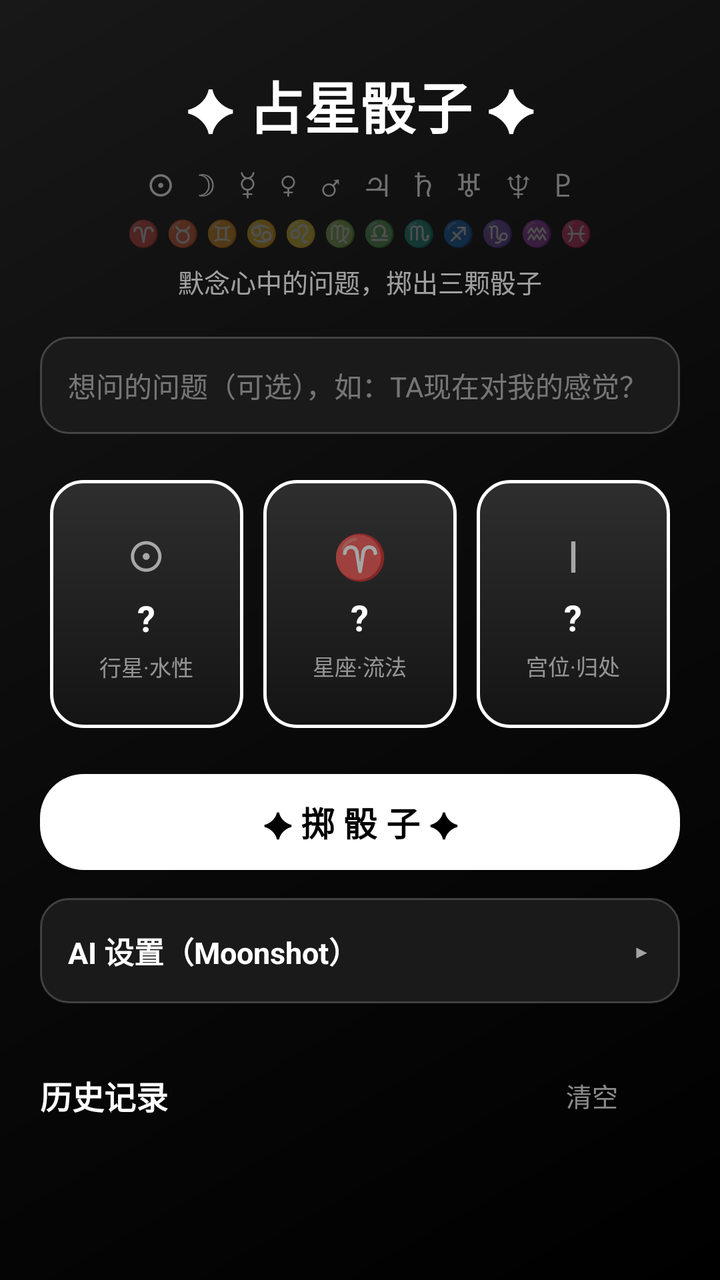
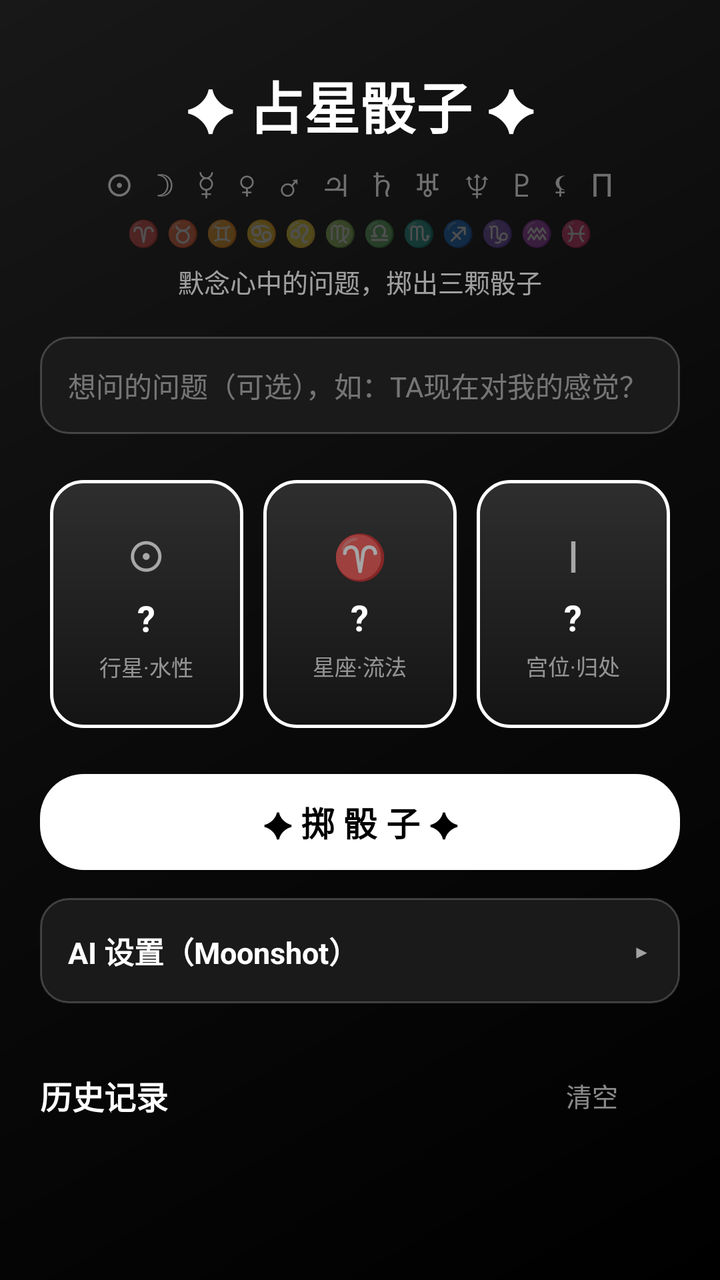

The first picture is an Android layout as it rendered before a commit; the second is the same layout after the commit. The layout source and the unified diff follow.
<!-- AndroidManifest.xml: application theme AppTheme -->
<!-- res/layout/activity_main.xml -->
<?xml version="1.0" encoding="utf-8"?>
<ScrollView xmlns:android="http://schemas.android.com/apk/res/android"
    android:id="@+id/main_scroll"
    android:layout_width="match_parent"
    android:layout_height="match_parent"
    android:fillViewport="true">

    <LinearLayout
        android:layout_width="match_parent"
        android:layout_height="wrap_content"
        android:orientation="vertical"
        android:padding="20dp">

        <TextView
            android:layout_width="wrap_content"
            android:layout_height="wrap_content"
            android:layout_gravity="center_horizontal"
            android:layout_marginTop="12dp"
            android:text="✦ 占星骰子 ✦"
            android:textColor="#FFFFFF"
            android:textSize="28sp"
            android:textStyle="bold" />

        <TextView
            android:layout_width="wrap_content"
            android:layout_height="wrap_content"
            android:layout_gravity="center_horizontal"
            android:layout_marginTop="8dp"
            android:text="☉   ☽   ☿   ♀   ♂   ♃   ♄   ♅   ♆   ♇"
            android:textColor="#66FFFFFF"
            android:textSize="16sp" />

        <TextView
            android:layout_width="wrap_content"
            android:layout_height="wrap_content"
            android:layout_gravity="center_horizontal"
            android:layout_marginTop="4dp"
            android:text="♈ ♉ ♊ ♋ ♌ ♍ ♎ ♏ ♐ ♑ ♒ ♓"
            android:textColor="#44FFFFFF"
            android:textSize="13sp" />

        <TextView
            android:layout_width="wrap_content"
            android:layout_height="wrap_content"
            android:layout_gravity="center_horizontal"
            android:layout_marginTop="6dp"
            android:text="默念心中的问题，掷出三颗骰子"
            android:textColor="#99FFFFFF"
            android:textSize="13sp" />

        <EditText
            android:id="@+id/et_question"
            android:layout_width="match_parent"
            android:layout_height="wrap_content"
            android:layout_marginTop="18dp"
            android:background="@drawable/card_bg"
            android:hint="想问的问题（可选），如：TA现在对我的感觉？"
            android:padding="14dp"
            android:textColor="#FFFFFF"
            android:textColorHint="#66FFFFFF"
            android:textSize="14sp" />

        <LinearLayout
            android:layout_width="match_parent"
            android:layout_height="wrap_content"
            android:layout_marginTop="18dp"
            android:orientation="horizontal">

            <LinearLayout
                android:layout_width="0dp"
                android:layout_height="124dp"
                android:layout_margin="5dp"
                android:layout_weight="1"
                android:background="@drawable/dice_bg"
                android:gravity="center"
                android:orientation="vertical">

                <TextView
                    android:id="@+id/dice_planet_glyph"
                    android:layout_width="wrap_content"
                    android:layout_height="wrap_content"
                    android:text="☉"
                    android:textColor="#99FFFFFF"
                    android:textSize="22sp" />

                <TextView
                    android:id="@+id/dice_planet"
                    android:layout_width="wrap_content"
                    android:layout_height="wrap_content"
                    android:layout_marginTop="4dp"
                    android:text="?"
                    android:textColor="#FFFFFF"
                    android:textSize="18sp"
                    android:textStyle="bold" />

                <TextView
                    android:layout_width="wrap_content"
                    android:layout_height="wrap_content"
                    android:layout_marginTop="4dp"
                    android:text="行星·水性"
                    android:textColor="#88FFFFFF"
                    android:textSize="11sp" />
            </LinearLayout>

            <LinearLayout
                android:layout_width="0dp"
                android:layout_height="124dp"
                android:layout_margin="5dp"
                android:layout_weight="1"
                android:background="@drawable/dice_bg"
                android:gravity="center"
                android:orientation="vertical">

                <TextView
                    android:id="@+id/dice_sign_glyph"
                    android:layout_width="wrap_content"
                    android:layout_height="wrap_content"
                    android:text="♈"
                    android:textColor="#99FFFFFF"
                    android:textSize="22sp" />

                <TextView
                    android:id="@+id/dice_sign"
                    android:layout_width="wrap_content"
                    android:layout_height="wrap_content"
                    android:layout_marginTop="4dp"
                    android:text="?"
                    android:textColor="#FFFFFF"
                    android:textSize="18sp"
                    android:textStyle="bold" />

                <TextView
                    android:layout_width="wrap_content"
                    android:layout_height="wrap_content"
                    android:layout_marginTop="4dp"
                    android:text="星座·流法"
                    android:textColor="#88FFFFFF"
                    android:textSize="11sp" />
            </LinearLayout>

            <LinearLayout
                android:layout_width="0dp"
                android:layout_height="124dp"
                android:layout_margin="5dp"
                android:layout_weight="1"
                android:background="@drawable/dice_bg"
                android:gravity="center"
                android:orientation="vertical">

                <TextView
                    android:id="@+id/dice_house_glyph"
                    android:layout_width="wrap_content"
                    android:layout_height="wrap_content"
                    android:text="Ⅰ"
                    android:textColor="#99FFFFFF"
                    android:textSize="22sp" />

                <TextView
                    android:id="@+id/dice_house"
                    android:layout_width="wrap_content"
                    android:layout_height="wrap_content"
                    android:layout_marginTop="4dp"
                    android:text="?"
                    android:textColor="#FFFFFF"
                    android:textSize="18sp"
                    android:textStyle="bold" />

                <TextView
                    android:layout_width="wrap_content"
                    android:layout_height="wrap_content"
                    android:layout_marginTop="4dp"
                    android:text="宫位·归处"
                    android:textColor="#88FFFFFF"
                    android:textSize="11sp" />
            </LinearLayout>
        </LinearLayout>

        <Button
            android:id="@+id/btn_roll"
            android:layout_width="match_parent"
            android:layout_height="wrap_content"
            android:layout_marginTop="18dp"
            android:background="@drawable/btn_bg"
            android:text="✦ 掷 骰 子 ✦"
            android:textColor="#000000"
            android:textSize="17sp"
            android:textStyle="bold" />

        <LinearLayout
            android:id="@+id/result_card"
            android:layout_width="match_parent"
            android:layout_height="wrap_content"
            android:layout_marginTop="18dp"
            android:background="@drawable/card_bg"
            android:orientation="vertical"
            android:padding="16dp"
            android:visibility="gone">

            <TextView
                android:id="@+id/tv_result_title"
                android:layout_width="match_parent"
                android:layout_height="wrap_content"
                android:textColor="#FFFFFF"
                android:textSize="18sp"
                android:textStyle="bold" />

            <TextView
                android:id="@+id/tv_result_body"
                android:layout_width="match_parent"
                android:layout_height="wrap_content"
                android:layout_marginTop="10dp"
                android:lineSpacingExtra="4dp"
                android:textColor="#E8E8E8"
                android:textSize="14sp" />
        </LinearLayout>

        <LinearLayout
            android:layout_width="match_parent"
            android:layout_height="wrap_content"
            android:layout_marginTop="14dp"
            android:background="@drawable/card_bg"
            android:orientation="vertical"
            android:padding="14dp">

            <LinearLayout
                android:id="@+id/ai_settings_header"
                android:layout_width="match_parent"
                android:layout_height="wrap_content"
                android:background="@android:color/transparent"
                android:gravity="center_vertical"
                android:orientation="horizontal">

                <TextView
                    android:layout_width="0dp"
                    android:layout_height="wrap_content"
                    android:layout_weight="1"
                    android:text="AI 设置（Moonshot）"
                    android:textColor="#FFFFFF"
                    android:textSize="15sp"
                    android:textStyle="bold" />

                <TextView
                    android:id="@+id/ai_settings_arrow"
                    android:layout_width="wrap_content"
                    android:layout_height="wrap_content"
                    android:paddingStart="10dp"
                    android:paddingEnd="2dp"
                    android:text="▸"
                    android:textColor="#99FFFFFF"
                    android:textSize="18sp" />
            </LinearLayout>

            <LinearLayout
                android:id="@+id/ai_settings_body"
                android:layout_width="match_parent"
                android:layout_height="wrap_content"
                android:orientation="vertical"
                android:visibility="gone">

            <EditText
                android:id="@+id/et_api_base"
                android:layout_width="match_parent"
                android:layout_height="wrap_content"
                android:layout_marginTop="10dp"
                android:background="@drawable/card_bg"
                android:hint="API 地址，默认 https://api.moonshot.cn/v1"
                android:padding="10dp"
                android:textColor="#FFFFFF"
                android:textColorHint="#66FFFFFF"
                android:textSize="13sp" />

            <EditText
                android:id="@+id/et_api_key"
                android:layout_width="match_parent"
                android:layout_height="wrap_content"
                android:layout_marginTop="8dp"
                android:background="@drawable/card_bg"
                android:hint="API Key（sk-...）"
                android:padding="10dp"
                android:textColor="#FFFFFF"
                android:textColorHint="#66FFFFFF"
                android:textSize="13sp" />

            <EditText
                android:id="@+id/et_api_model"
                android:layout_width="match_parent"
                android:layout_height="wrap_content"
                android:layout_marginTop="8dp"
                android:background="@drawable/card_bg"
                android:hint="模型，默认 kimi-k2.6"
                android:padding="10dp"
                android:textColor="#FFFFFF"
                android:textColorHint="#66FFFFFF"
                android:textSize="13sp" />

            <LinearLayout
                android:layout_width="match_parent"
                android:layout_height="wrap_content"
                android:layout_marginTop="10dp"
                android:orientation="horizontal">

                <Button
                    android:id="@+id/btn_save_api"
                    android:layout_width="0dp"
                    android:layout_height="wrap_content"
                    android:layout_marginEnd="6dp"
                    android:layout_weight="1"
                    android:background="@drawable/btn_bg"
                    android:text="保存设置"
                    android:textColor="#000000"
                    android:textSize="13sp" />

                <Button
                    android:id="@+id/btn_test_api"
                    android:layout_width="0dp"
                    android:layout_height="wrap_content"
                    android:layout_marginStart="6dp"
                    android:layout_weight="1"
                    android:background="@drawable/btn_bg_outline"
                    android:text="测试 API"
                    android:textColor="#FFFFFF"
                    android:textSize="13sp" />
            </LinearLayout>

            <TextView
                android:id="@+id/tv_api_status"
                android:layout_width="match_parent"
                android:layout_height="wrap_content"
                android:layout_marginTop="8dp"
                android:textColor="#99FFFFFF"
                android:textSize="12sp" />
            </LinearLayout>
        </LinearLayout>

        <LinearLayout
            android:layout_width="match_parent"
            android:layout_height="wrap_content"
            android:layout_marginTop="22dp"
            android:gravity="center_vertical"
            android:orientation="horizontal">

            <TextView
                android:layout_width="0dp"
                android:layout_height="wrap_content"
                android:layout_weight="1"
                android:text="历史记录"
                android:textColor="#FFFFFF"
                android:textSize="16sp"
                android:textStyle="bold" />

            <Button
                android:id="@+id/btn_clear_history"
                android:layout_width="wrap_content"
                android:layout_height="wrap_content"
                android:background="@android:color/transparent"
                android:text="清空"
                android:textColor="#88FFFFFF"
                android:textSize="13sp" />
        </LinearLayout>

        <LinearLayout
            android:id="@+id/history_list"
            android:layout_width="match_parent"
            android:layout_height="wrap_content"
            android:layout_marginTop="8dp"
            android:orientation="vertical" />
    </LinearLayout>
</ScrollView>
<!-- resources referenced by this layout -->
<resources>
  <!-- drawable btn_bg (drawable) -->
  <?xml version="1.0" encoding="utf-8"?>
  <shape xmlns:android="http://schemas.android.com/apk/res/android"
      android:shape="rectangle">
      <solid android:color="#FFFFFF" />
      <corners android:radius="22dp" />
  </shape>
  <!-- drawable btn_bg_outline (drawable) -->
  <?xml version="1.0" encoding="utf-8"?>
  <shape xmlns:android="http://schemas.android.com/apk/res/android"
      android:shape="rectangle">
      <solid android:color="#00000000" />
      <stroke
          android:width="1dp"
          android:color="#FFFFFF" />
      <corners android:radius="22dp" />
  </shape>
  <!-- drawable card_bg (drawable) -->
  <?xml version="1.0" encoding="utf-8"?>
  <shape xmlns:android="http://schemas.android.com/apk/res/android"
      android:shape="rectangle">
      <solid android:color="#1A1A1A" />
      <stroke
          android:width="1dp"
          android:color="#33FFFFFF" />
      <corners android:radius="14dp" />
  </shape>
  <!-- drawable dice_bg (drawable) -->
  <?xml version="1.0" encoding="utf-8"?>
  <shape xmlns:android="http://schemas.android.com/apk/res/android"
      android:shape="rectangle">
      <gradient
          android:angle="270"
          android:startColor="#2E2E2E"
          android:endColor="#141414"
          android:type="linear" />
      <stroke
          android:width="1.5dp"
          android:color="#FFFFFF" />
      <corners android:radius="16dp" />
  </shape>
  <style name="AppTheme" parent="android:Theme.Material.NoActionBar">
          <item name="android:windowBackground">@drawable/bg_gradient</item>
          <item name="android:statusBarColor">#000000</item>
          <item name="android:navigationBarColor">#000000</item>
          <item name="android:colorAccent">#FFFFFF</item>
      </style>
  <!-- drawable bg_gradient (drawable) -->
  <?xml version="1.0" encoding="utf-8"?>
  <shape xmlns:android="http://schemas.android.com/apk/res/android"
      android:shape="rectangle">
      <gradient
          android:angle="135"
          android:startColor="#000000"
          android:centerColor="#0A0A0A"
          android:endColor="#181818"
          android:type="linear" />
  </shape>
</resources>

<!-- the commit's change to res/layout/activity_main.xml (unified diff, before → after) -->
@@ -26,7 +26,7 @@
             android:layout_height="wrap_content"
             android:layout_gravity="center_horizontal"
             android:layout_marginTop="8dp"
-            android:text="☉   ☽   ☿   ♀   ♂   ♃   ♄   ♅   ♆   ♇"
+            android:text="☉   ☽   ☿   ♀   ♂   ♃   ♄   ♅   ♆   ♇   ⚸   Π"
             android:textColor="#66FFFFFF"
             android:textSize="16sp" />
 
